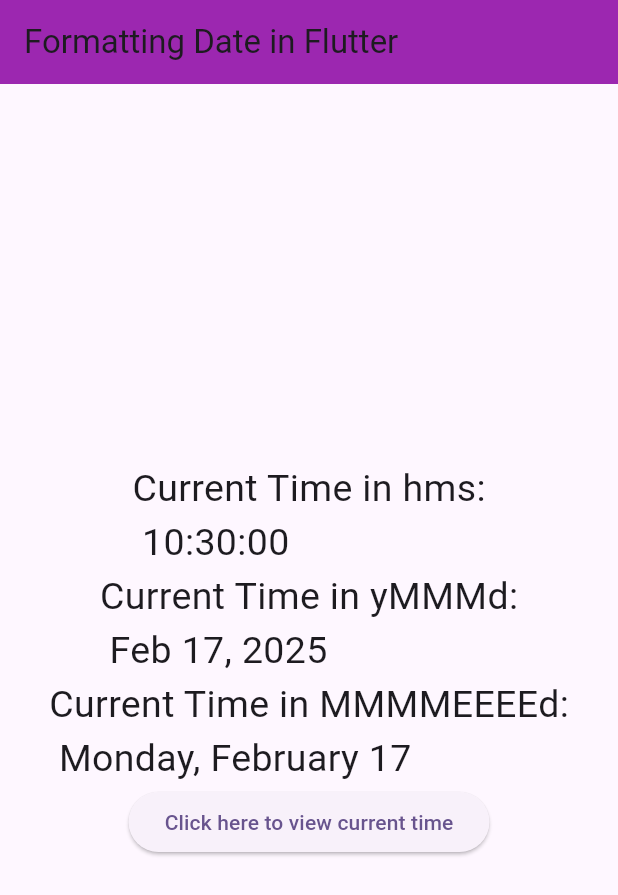
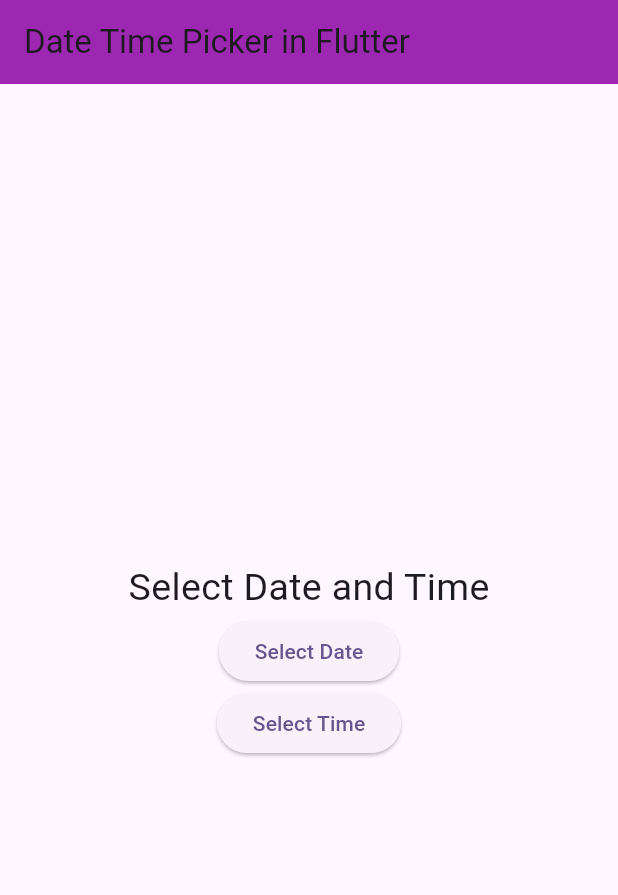
Before and after one commit to DivyaAKumar/FLUTTER-TUTORIAL, a Flutter app: the screen it shows after launch, on a phone screen of 412 x 824 dp. Shown: the top 895 px of the screen. Run offline on Flutter 3.47's test engine with Material 3 defaults, Android fonts, the phone set to English and light mode, and no system bars.

Commit message:
Date Time Picker in Flutter

```diff
--- a/lib/main.dart
+++ b/lib/main.dart
@@ -19,10 +19,20 @@ class MyApp extends StatelessWidget {
       theme: ThemeData(
         primarySwatch: Colors.purple,
         textTheme: TextTheme(
-          headlineLarge: TextStyle(fontSize: 25 , fontWeight: FontWeight.bold),
-          headlineMedium:TextStyle(fontSize: 25 , fontWeight: FontWeight.bold, color: Colors.blueAccent) ,
-          titleMedium: TextStyle(fontSize: 15 , fontWeight: FontWeight.w500, fontStyle: FontStyle.italic),
-          titleSmall: TextStyle(fontSize: 15 , fontWeight: FontWeight.w500, fontStyle: FontStyle.normal, color: Colors.amber),
+          headlineLarge: TextStyle(fontSize: 25, fontWeight: FontWeight.bold),
+          headlineMedium: TextStyle(
+              fontSize: 25,
+              fontWeight: FontWeight.bold,
+              color: Colors.blueAccent),
+          titleMedium: TextStyle(
+              fontSize: 15,
+              fontWeight: FontWeight.w500,
+              fontStyle: FontStyle.italic),
+          titleSmall: TextStyle(
+              fontSize: 15,
+              fontWeight: FontWeight.w500,
+              fontStyle: FontStyle.normal,
+              color: Colors.amber),
         ),
         colorScheme: ColorScheme.fromSeed(seedColor: Colors.deepPurple),
         useMaterial3: true,
@@ -42,38 +52,56 @@ class ContainerPage extends StatefulWidget {
 class _ContainerPageState extends State<ContainerPage> {
   @override
   Widget build(BuildContext context) {
-    var arr_name = ["Ram", 'Sita', 'Laxman', 'Dinesh'];
+    //var arr_name = ["Ram", 'Sita', 'Laxman', 'Dinesh'];
     var time = DateTime.now();
     return Scaffold(
         appBar: AppBar(
-        title: Text('Formatting Date in Flutter'),
+          title: Text('Date Time Picker in Flutter'),
           //it is used to recycle memory
           backgroundColor: Colors.purple,
         ),
         body: Center(
           child: Container(
-          width: 500,
-          height: 500,
-          child: Padding(
-            padding: const EdgeInsets.all(8.0),
+            width: 400,
+            height: 200,
             child: Column(
               mainAxisAlignment: MainAxisAlignment.center,
               children: [
+                Text(
+                  "Select Date and Time",
+                  style: TextStyle(fontSize: 25),
+                ),
+                ElevatedButton(
+                    onPressed: () async {
+                      DateTime? datePicked = await showDatePicker(
+                          context: context,
+                          initialDate: DateTime.now(),
+                          firstDate: DateTime(2020),
+                          lastDate: DateTime(2026));
+                      if (datePicked != null) {
+                        print(
+                            "Date Selected: ${datePicked.day}- ${datePicked.month}- ${datePicked.year}");
+                      }
+                    },
+                    child: Text("Select Date")),
 
-                Center(child: Text("Current Time in hms:\n ${DateFormat('Hms').format(time)}", style: TextStyle(fontSize: 25),)),
-                 Center(child: Text("Current Time in yMMMd:\n ${DateFormat('yMMMd').format(time)}", style: TextStyle(fontSize: 25),)),
-                 Center(child: Text("Current Time in MMMMEEEEd:\n ${DateFormat('MMMMEEEEd').format(time)}", style: TextStyle(fontSize: 25),)),
-                 ElevatedButton(onPressed: (){
-                  setState(() { //calls build and fetches current time
-
-                  });
-
-                }, child: Text("Click here to view current time"))
-              ],
+                //FOR SELECTING TIME
+                ElevatedButton(
+                    onPressed: () async {
+                      TimeOfDay? pickedTime = await showTimePicker(
+                          context: context,
+                          initialTime: TimeOfDay.now(),
+                          initialEntryMode: TimePickerEntryMode.dial //or input
+                          );
+                      if (pickedTime != null) {
+                        print(
+                            "Time Selected: ${pickedTime.hour}:${pickedTime.minute}");
+                      }
+                    },
+                    child: Text("Select Time")),
+              ], //children 1
             ),
           ),
-        ),
-      )
-    ); //end of Scaffold
+        )); //end of Scaffold
   } //end of Widget build
 } //end of _ContainerPageState
```
Lines whose indentation alone changed are shown as unchanged.
